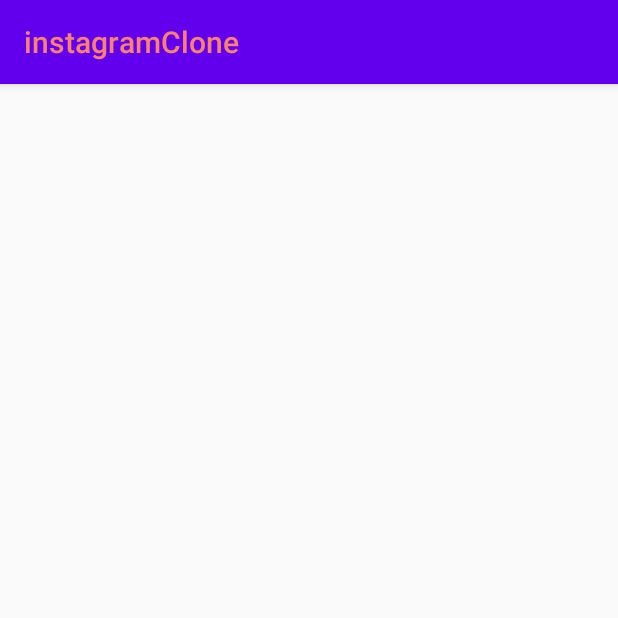
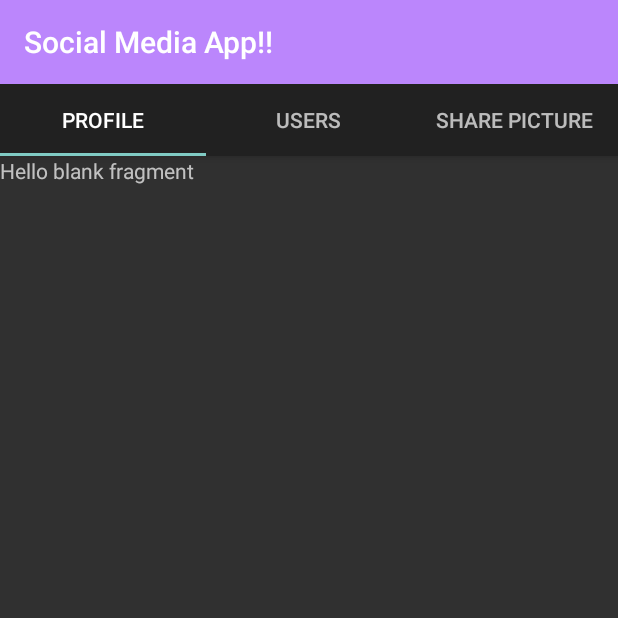
Before and after one commit to jamie33o/instagramClone, an Android app: the SocialMediaActivity screen opened directly, with no data from a screen before it, on a phone screen of 412 x 824 dp, the top half of it. Run offline under Robolectric (Android 15) with nearby library versions, the phone set to English and light mode, and no system bars.

Commit message:
adding fragmented tabs

```diff
--- a/app/src/main/AndroidManifest.xml
+++ b/app/src/main/AndroidManifest.xml
@@ -15,6 +15,7 @@
         tools:targetApi="31">
         <activity
             android:name=".SocialMediaActivity"
+            android:theme="@style/Theme.AppCompat.NoActionBar"
             android:exported="false">
             <meta-data
                 android:name="android.app.lib_name"
--- /dev/null
+++ b/app/src/main/java/com/example/instagramclone/ProfileTab.java
@@ -0,0 +1,64 @@
+package com.example.instagramclone;
+
+import android.os.Bundle;
+
+import androidx.fragment.app.Fragment;
+
+import android.view.LayoutInflater;
+import android.view.View;
+import android.view.ViewGroup;
+
+/**
+ * A simple {@link Fragment} subclass.
+ * Use the {@link ProfileTab#newInstance} factory method to
+ * create an instance of this fragment.
+ */
+public class ProfileTab extends Fragment {
+
+    // TODO: Rename parameter arguments, choose names that match
+    // the fragment initialization parameters, e.g. ARG_ITEM_NUMBER
+    private static final String ARG_PARAM1 = "param1";
+    private static final String ARG_PARAM2 = "param2";
+
+    // TODO: Rename and change types of parameters
+    private String mParam1;
+    private String mParam2;
+
+    public ProfileTab() {
+        // Required empty public constructor
+    }
+
+    /**
+     * Use this factory method to create a new instance of
+     * this fragment using the provided parameters.
+     *
+     * @param param1 Parameter 1.
+     * @param param2 Parameter 2.
+     * @return A new instance of fragment ProfileTab.
+     */
+    // TODO: Rename and change types and number of parameters
+    public static ProfileTab newInstance(String param1, String param2) {
+        ProfileTab fragment = new ProfileTab();
+        Bundle args = new Bundle();
+        args.putString(ARG_PARAM1, param1);
+        args.putString(ARG_PARAM2, param2);
+        fragment.setArguments(args);
+        return fragment;
+    }
+
+    @Override
+    public void onCreate(Bundle savedInstanceState) {
+        super.onCreate(savedInstanceState);
+        if (getArguments() != null) {
+            mParam1 = getArguments().getString(ARG_PARAM1);
+            mParam2 = getArguments().getString(ARG_PARAM2);
+        }
+    }
+
+    @Override
+    public View onCreateView(LayoutInflater inflater, ViewGroup container,
+                             Bundle savedInstanceState) {
+        // Inflate the layout for this fragment
+        return inflater.inflate(R.layout.fragment_profile_tab, container, false);
+    }
+}
--- a/app/src/main/java/com/example/instagramclone/SocialMediaActivity.java
+++ b/app/src/main/java/com/example/instagramclone/SocialMediaActivity.java
@@ -1,14 +1,32 @@
 package com.example.instagramclone;
 
 import androidx.appcompat.app.AppCompatActivity;
+import androidx.viewpager.widget.ViewPager;
 
 import android.os.Bundle;
 
+import com.google.android.material.tabs.TabLayout;
+
 public class SocialMediaActivity extends AppCompatActivity {
-
+private androidx.appcompat.widget.Toolbar toolbar;
+private ViewPager viewPager;
+private TabLayout tabLayout;
+private TabAdapter tabAdapter;
     @Override
     protected void onCreate(Bundle savedInstanceState) {
         super.onCreate(savedInstanceState);
         setContentView(R.layout.activity_social_media);
+
+        setTitle("Social Media App!!");
+
+    toolbar = findViewById(R.id.myToolbar);
+    setSupportActionBar(toolbar);
+
+    viewPager = findViewById(R.id.viewPager);
+    tabAdapter = new TabAdapter(getSupportFragmentManager());
+    viewPager.setAdapter(tabAdapter);
+
+     tabLayout = findViewById(R.id.tabLayout);
+    tabLayout.setupWithViewPager(viewPager,false);
     }
 }
--- /dev/null
+++ b/app/src/main/java/com/example/instagramclone/TabAdapter.java
@@ -0,0 +1,56 @@
+package com.example.instagramclone;
+
+import androidx.annotation.NonNull;
+import androidx.fragment.app.Fragment;
+import androidx.fragment.app.FragmentManager;
+import androidx.fragment.app.FragmentPagerAdapter;
+
+public class TabAdapter extends FragmentPagerAdapter {
+
+    public TabAdapter(@NonNull FragmentManager fm) {
+        super(fm);
+    }
+
+    @NonNull
+    @Override
+    public Fragment getItem(int tabPosition) {
+
+        switch (tabPosition){
+            case 0:
+                ProfileTab profileTab = new ProfileTab();
+                return profileTab;
+
+            case 1:
+                return new UsersTab();
+
+            case 2:
+                return new SharePictureTab();
+            default:
+                return null;
+        }
+
+
+    }
+
+    @Override
+    public int getCount() {
+        return 3;
+    }
+
+    public CharSequence getPageTitle(int position) {
+        switch (position) {
+
+            case 0:
+                return "Profile";
+            case 1:
+                return "Users";
+            case 2:
+                return "Share Picture";
+            default:
+                return null;
+
+        }
+    }
+
+
+}
--- /dev/null
+++ b/app/src/main/java/com/example/instagramclone/UsersTab.java
@@ -0,0 +1,64 @@
+package com.example.instagramclone;
+
+import android.os.Bundle;
+
+import androidx.fragment.app.Fragment;
+
+import android.view.LayoutInflater;
+import android.view.View;
+import android.view.ViewGroup;
+
+/**
+ * A simple {@link Fragment} subclass.
+ * Use the {@link UsersTab#newInstance} factory method to
+ * create an instance of this fragment.
+ */
+public class UsersTab extends Fragment {
+
+    // TODO: Rename parameter arguments, choose names that match
+    // the fragment initialization parameters, e.g. ARG_ITEM_NUMBER
+    private static final String ARG_PARAM1 = "param1";
+    private static final String ARG_PARAM2 = "param2";
+
+    // TODO: Rename and change types of parameters
+    private String mParam1;
+    private String mParam2;
+
+    public UsersTab() {
+        // Required empty public constructor
+    }
+
+    /**
+     * Use this factory method to create a new instance of
+     * this fragment using the provided parameters.
+     *
+     * @param param1 Parameter 1.
+     * @param param2 Parameter 2.
+     * @return A new instance of fragment UsersTab.
+     */
+    // TODO: Rename and change types and number of parameters
+    public static UsersTab newInstance(String param1, String param2) {
+        UsersTab fragment = new UsersTab();
+        Bundle args = new Bundle();
+        args.putString(ARG_PARAM1, param1);
+        args.putString(ARG_PARAM2, param2);
+        fragment.setArguments(args);
+        return fragment;
+    }
+
+    @Override
+    public void onCreate(Bundle savedInstanceState) {
+        super.onCreate(savedInstanceState);
+        if (getArguments() != null) {
+            mParam1 = getArguments().getString(ARG_PARAM1);
+            mParam2 = getArguments().getString(ARG_PARAM2);
+        }
+    }
+
+    @Override
+    public View onCreateView(LayoutInflater inflater, ViewGroup container,
+                             Bundle savedInstanceState) {
+        // Inflate the layout for this fragment
+        return inflater.inflate(R.layout.fragment_users_tab, container, false);
+    }
+}
--- a/app/src/main/res/layout/activity_social_media.xml
+++ b/app/src/main/res/layout/activity_social_media.xml
@@ -1,9 +1,32 @@
 <?xml version="1.0" encoding="utf-8"?>
-<androidx.constraintlayout.widget.ConstraintLayout xmlns:android="http://schemas.android.com/apk/res/android"
+<RelativeLayout xmlns:android="http://schemas.android.com/apk/res/android"
     xmlns:app="http://schemas.android.com/apk/res-auto"
     xmlns:tools="http://schemas.android.com/tools"
     android:layout_width="match_parent"
     android:layout_height="match_parent"
     tools:context=".SocialMediaActivity">
+<!--adds toolbar-->
+    <com.google.android.material.appbar.AppBarLayout
+        android:layout_width="match_parent"
+        android:layout_height="wrap_content"
+        android:id="@+id/appBarLayout">
 
-</androidx.constraintlayout.widget.ConstraintLayout>
+        <!--this will make app crash if andriod: is infront of layout-->
+        <include
+            layout="@layout/my_toolbar"
+            android:id="@+id/myToolbar" />
+
+        <com.google.android.material.tabs.TabLayout
+            android:layout_width="match_parent"
+            android:layout_height="wrap_content"
+            android:id="@+id/tabLayout"
+            android:theme="@style/ThemeOverlay.AppCompat.ActionBar"
+            app:popupTheme="@style/ThemeOverlay.AppCompat.Light"/>
+
+    </com.google.android.material.appbar.AppBarLayout>
+    <androidx.viewpager.widget.ViewPager
+        android:id="@+id/viewPager"
+        android:layout_width="match_parent"
+        android:layout_height="wrap_content"
+        android:layout_below = "@+id/appBarLayout"/>
+</RelativeLayout>
--- /dev/null
+++ b/app/src/main/res/layout/fragment_profile_tab.xml
@@ -0,0 +1,14 @@
+<?xml version="1.0" encoding="utf-8"?>
+<FrameLayout xmlns:android="http://schemas.android.com/apk/res/android"
+    xmlns:tools="http://schemas.android.com/tools"
+    android:layout_width="match_parent"
+    android:layout_height="match_parent"
+    tools:context=".ProfileTab">
+
+    <!-- TODO: Update blank fragment layout -->
+    <TextView
+        android:layout_width="match_parent"
+        android:layout_height="match_parent"
+        android:text="@string/hello_blank_fragment" />
+
+</FrameLayout>
--- /dev/null
+++ b/app/src/main/res/layout/my_toolbar.xml
@@ -0,0 +1,11 @@
+<?xml version="1.0" encoding="utf-8"?>
+
+<androidx.appcompat.widget.Toolbar
+    xmlns:android="http://schemas.android.com/apk/res/android"
+    android:layout_width="match_parent"
+    android:layout_height="wrap_content"
+    android:id="@+id/myToolbar"
+    android:background="@color/purple_200"
+    android:theme="@style/ThemeOverlay.AppCompat.Dark.ActionBar">
+
+</androidx.appcompat.widget.Toolbar>
--- a/app/src/main/res/values-night/themes.xml
+++ b/app/src/main/res/values-night/themes.xml
@@ -9,6 +9,8 @@
         <item name="colorSecondary">@color/teal_200</item>
         <item name="colorSecondaryVariant">@color/teal_200</item>
         <item name="colorOnSecondary">@color/black</item>
+        <item name ="windowNoTitle">true</item>
+        <item name = "windowActionBar">false</item>
 
         <!-- Status bar color. -->
         <item name="android:statusBarColor">?attr/colorPrimaryVariant</item>
--- a/app/src/main/res/values/strings.xml
+++ b/app/src/main/res/values/strings.xml
@@ -1,3 +1,5 @@
 <resources>
     <string name="app_name">instagramClone</string>
+    <!-- TODO: Remove or change this placeholder text -->
+    <string name="hello_blank_fragment">Hello blank fragment</string>
 </resources>
--- a/app/src/main/res/values/themes.xml
+++ b/app/src/main/res/values/themes.xml
@@ -11,6 +11,8 @@
         <item name="colorOnSecondary">@color/black</item>
         <!-- Status bar color. -->
         <item name="android:statusBarColor">?attr/colorPrimaryVariant</item>
+        <item name ="windowNoTitle">true</item>
+        <item name = "windowActionBar">false</item>
 
         <!-- Customize your theme here. -->
         <item name="titleTextColor">@color/ActionBarTitleColor</item>
```
Also changed, not shown: app/src/main/java/com/example/instagramclone/Login_Activity.java (+4 -5 lines), app/src/main/java/com/example/instagramclone/SharePictureTab.java (added, +64 -0 lines), app/src/main/java/com/example/instagramclone/SignUp.java (+15 -16 lines), app/src/main/res/layout/fragment_share_picture_tab.xml (added, +14 -0 lines), app/src/main/res/layout/fragment_users_tab.xml (added, +14 -0 lines).
